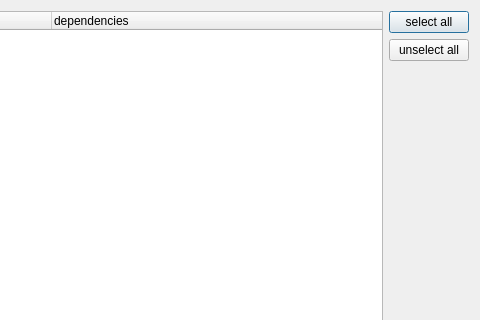
The window that selectModule.ui (pgollor/pyGUI) describes before a commit, drawn with Qt 5; both pictures show x 160 to 640 and y 0 to 320 of the 640 by 480 pixel window.
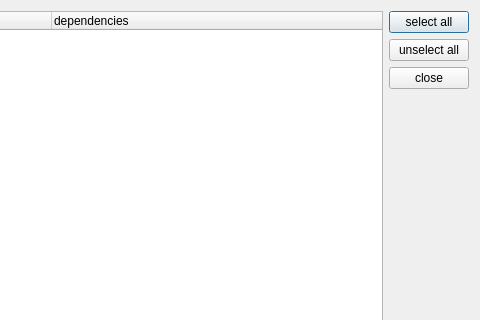
The same window after the commit.

```diff
--- a/selectModule.ui
+++ b/selectModule.ui
@@ -65,6 +65,13 @@
        </property>
       </widget>
      </item>
+     <item>
+      <widget class="QPushButton" name="pushButtonClose">
+       <property name="text">
+        <string>close</string>
+       </property>
+      </widget>
+     </item>
      <item>
       <spacer name="verticalSpacer">
        <property name="orientation">
```
Left out of the diff: 25 changed lines with no effect on the pictures.
